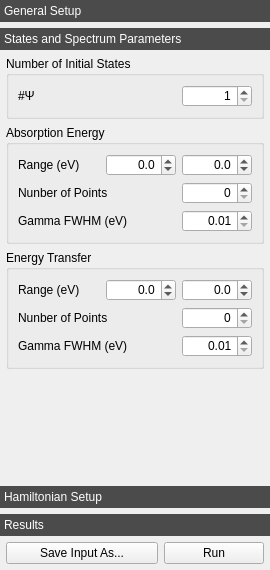
Before: the Qt Designer form crispy/resources/gui/uis/quanty.ui in mretegan/crispy, drawn with Qt 5.
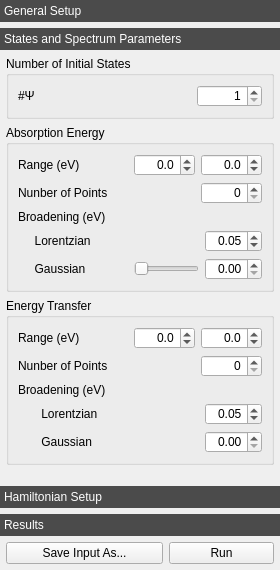
After: the same form once the commit is applied. The open tabs and pages were chosen to show the change. Icons and pictures are not drawn. Custom widgets are drawn as their Qt base class.

Commit message: Add interactive Gaussian broadening for 1D spectra

```diff
--- a/crispy/resources/gui/uis/quanty.ui
+++ b/crispy/resources/gui/uis/quanty.ui
@@ -6,7 +6,7 @@
    <rect>
     <x>0</x>
     <y>0</y>
-    <width>270</width>
+    <width>280</width>
     <height>570</height>
    </rect>
   </property>
@@ -18,8 +18,8 @@
   </property>
   <property name="minimumSize">
    <size>
-    <width>270</width>
-    <height>300</height>
+    <width>280</width>
+    <height>540</height>
    </size>
   </property>
   <property name="styleSheet">
@@ -227,8 +227,8 @@
         <rect>
          <x>0</x>
          <y>0</y>
-         <width>271</width>
-         <height>384</height>
+         <width>265</width>
+         <height>509</height>
         </rect>
        </property>
        <attribute name="label">
@@ -264,15 +264,15 @@
              </item>
              <item>
               <widget class="QDoubleSpinBox" name="nPsisDoubleSpinBox">
-               <property name="minimumSize">
-                <size>
-                 <width>70</width>
-                 <height>0</height>
-                </size>
+               <property name="sizePolicy">
+                <sizepolicy hsizetype="Maximum" vsizetype="Fixed">
+                 <horstretch>0</horstretch>
+                 <verstretch>0</verstretch>
+                </sizepolicy>
                </property>
                <property name="maximumSize">
                 <size>
-                 <width>70</width>
+                 <width>65</width>
                  <height>16777215</height>
                 </size>
                </property>
@@ -316,15 +316,15 @@
              <item>
               <widget class="QDoubleSpinBox" name="e1MinDoubleSpinBox">
                <property name="sizePolicy">
-                <sizepolicy hsizetype="Minimum" vsizetype="Fixed">
+                <sizepolicy hsizetype="Maximum" vsizetype="Fixed">
                  <horstretch>0</horstretch>
                  <verstretch>0</verstretch>
                 </sizepolicy>
                </property>
-               <property name="minimumSize">
+               <property name="maximumSize">
                 <size>
-                 <width>70</width>
-                 <height>0</height>
+                 <width>65</width>
+                 <height>16777215</height>
                 </size>
                </property>
                <property name="alignment">
@@ -334,19 +334,28 @@
                 <number>1</number>
                </property>
                <property name="minimum">
-                <double>-99.000000000000000</double>
+                <double>-100.000000000000000</double>
                </property>
                <property name="maximum">
-                <double>99.000000000000000</double>
+                <double>100.000000000000000</double>
+               </property>
+               <property name="singleStep">
+                <double>0.100000000000000</double>
                </property>
               </widget>
              </item>
              <item>
               <widget class="QDoubleSpinBox" name="e1MaxDoubleSpinBox">
-               <property name="minimumSize">
+               <property name="sizePolicy">
+                <sizepolicy hsizetype="Maximum" vsizetype="Fixed">
+                 <horstretch>0</horstretch>
+                 <verstretch>0</verstretch>
+                </sizepolicy>
+               </property>
+               <property name="maximumSize">
                 <size>
-                 <width>70</width>
-                 <height>0</height>
+                 <width>65</width>
+                 <height>16777215</height>
                 </size>
                </property>
                <property name="alignment">
@@ -356,10 +365,13 @@
                 <number>1</number>
                </property>
                <property name="minimum">
-                <double>-99.000000000000000</double>
+                <double>-100.000000000000000</double>
                </property>
                <property name="maximum">
-                <double>99.000000000000000</double>
+                <double>100.000000000000000</double>
+               </property>
+               <property name="singleStep">
+                <double>0.100000000000000</double>
                </property>
               </widget>
              </item>
@@ -382,10 +394,16 @@
              </item>
              <item>
               <widget class="QDoubleSpinBox" name="e1NPointsDoubleSpinBox">
-               <property name="minimumSize">
+               <property name="sizePolicy">
+                <sizepolicy hsizetype="Maximum" vsizetype="Fixed">
+                 <horstretch>0</horstretch>
+                 <verstretch>0</verstretch>
+                </sizepolicy>
+               </property>
+               <property name="maximumSize">
                 <size>
-                 <width>70</width>
-                 <height>0</height>
+                 <width>65</width>
+                 <height>16777215</height>
                 </size>
                </property>
                <property name="alignment">
@@ -402,9 +420,16 @@
             </layout>
            </item>
            <item>
-            <layout class="QHBoxLayout" name="e1GammaHorizontalLayout">
+            <widget class="QLabel" name="e1BroadeningLabel">
+             <property name="text">
+              <string>Broadening (eV)</string>
+             </property>
+            </widget>
+           </item>
+           <item>
+            <layout class="QHBoxLayout" name="e1LorentzianBroadeningHorizontalLayout">
              <item>
-              <widget class="QLabel" name="e1GammaLabel">
+              <widget class="QLabel" name="e1LorentzianBroadeningLabel">
                <property name="sizePolicy">
                 <sizepolicy hsizetype="MinimumExpanding" vsizetype="Preferred">
                  <horstretch>0</horstretch>
@@ -412,16 +437,22 @@
                 </sizepolicy>
                </property>
                <property name="text">
-                <string>Gamma FWHM (eV)</string>
+                <string>     Lorentzian</string>
                </property>
               </widget>
              </item>
              <item>
-              <widget class="QDoubleSpinBox" name="e1GammaDoubleSpinBox">
-               <property name="minimumSize">
+              <widget class="QDoubleSpinBox" name="e1LorentzianBroadeningDoubleSpinBox">
+               <property name="sizePolicy">
+                <sizepolicy hsizetype="Maximum" vsizetype="Fixed">
+                 <horstretch>0</horstretch>
+                 <verstretch>0</verstretch>
+                </sizepolicy>
+               </property>
+               <property name="maximumSize">
                 <size>
-                 <width>70</width>
-                 <height>0</height>
+                 <width>65</width>
+                 <height>16777215</height>
                 </size>
                </property>
                <property name="alignment">
@@ -429,6 +460,82 @@
                </property>
                <property name="minimum">
                 <double>0.010000000000000</double>
+               </property>
+               <property name="singleStep">
+                <double>0.050000000000000</double>
+               </property>
+               <property name="value">
+                <double>0.050000000000000</double>
+               </property>
+              </widget>
+             </item>
+            </layout>
+           </item>
+           <item>
+            <layout class="QHBoxLayout" name="e1GaussianBroadeningHorizontalLayout">
+             <item>
+              <widget class="QLabel" name="e1GaussianBroadeningLabel">
+               <property name="sizePolicy">
+                <sizepolicy hsizetype="MinimumExpanding" vsizetype="Preferred">
+                 <horstretch>0</horstretch>
+                 <verstretch>0</verstretch>
+                </sizepolicy>
+               </property>
+               <property name="text">
+                <string>     Gaussian </string>
+               </property>
+              </widget>
+             </item>
+             <item>
+              <widget class="QSlider" name="e1GaussianBroadeningHorizontalSlider">
+               <property name="sizePolicy">
+                <sizepolicy hsizetype="Maximum" vsizetype="Fixed">
+                 <horstretch>0</horstretch>
+                 <verstretch>0</verstretch>
+                </sizepolicy>
+               </property>
+               <property name="maximumSize">
+                <size>
+                 <width>65</width>
+                 <height>16777215</height>
+                </size>
+               </property>
+               <property name="maximum">
+                <number>19</number>
+               </property>
+               <property name="pageStep">
+                <number>1</number>
+               </property>
+               <property name="orientation">
+                <enum>Qt::Horizontal</enum>
+               </property>
+               <property name="invertedControls">
+                <bool>false</bool>
+               </property>
+               <property name="tickPosition">
+                <enum>QSlider::NoTicks</enum>
+               </property>
+              </widget>
+             </item>
+             <item>
+              <widget class="QDoubleSpinBox" name="e1GaussianBroadeningDoubleSpinBox">
+               <property name="sizePolicy">
+                <sizepolicy hsizetype="Maximum" vsizetype="Fixed">
+                 <horstretch>0</horstretch>
+                 <verstretch>0</verstretch>
+                </sizepolicy>
+               </property>
+               <property name="maximumSize">
+                <size>
+                 <width>65</width>
+                 <height>16777215</height>
+                </size>
+               </property>
+               <property name="alignment">
+                <set>Qt::AlignRight|Qt::AlignTrailing|Qt::AlignVCenter</set>
+               </property>
+               <property name="decimals">
+                <number>2</number>
                </property>
                <property name="singleStep">
                 <double>0.050000000000000</double>
@@ -472,10 +579,19 @@
              </item>
              <item>
               <widget class="QDoubleSpinBox" name="e2MinDoubleSpinBox">
-               <property name="minimumSize">
+               <property name="enabled">
+                <bool>true</bool>
+               </property>
+               <property name="sizePolicy">
+                <sizepolicy hsizetype="Maximum" vsizetype="Fixed">
+                 <horstretch>0</horstretch>
+                 <verstretch>0</verstretch>
+                </sizepolicy>
+               </property>
+               <property name="maximumSize">
                 <size>
-                 <width>70</width>
-                 <height>0</height>
+                 <width>65</width>
+                 <height>16777215</height>
                 </size>
                </property>
                <property name="alignment">
@@ -485,19 +601,28 @@
                 <number>1</number>
                </property>
                <property name="minimum">
-                <double>-99.000000000000000</double>
+                <double>-100.000000000000000</double>
                </property>
                <property name="maximum">
-                <double>99.000000000000000</double>
+                <double>100.000000000000000</double>
                </property>
               </widget>
              </item>
              <item>
               <widget class="QDoubleSpinBox" name="e2MaxDoubleSpinBox">
-               <property name="minimumSize">
+               <property name="enabled">
+                <bool>true</bool>
+               </property>
+               <property name="sizePolicy">
+                <sizepolicy hsizetype="Maximum" vsizetype="Fixed">
+                 <horstretch>0</horstretch>
+                 <verstretch>0</verstretch>
+                </sizepolicy>
+               </property>
+               <property name="maximumSize">
                 <size>
-                 <width>70</width>
-                 <height>0</height>
+                 <width>65</width>
+                 <height>16777215</height>
                 </size>
                </property>
                <property name="alignment">
@@ -507,10 +632,13 @@
                 <number>1</number>
                </property>
                <property name="minimum">
-                <double>-99.000000000000000</double>
+                <double>-100.000000000000000</double>
                </property>
                <property name="maximum">
-                <double>99.000000000000000</double>
+                <double>100.000000000000000</double>
+               </property>
+               <property name="singleStep">
+                <double>0.100000000000000</double>
                </property>
               </widget>
              </item>
@@ -539,10 +667,19 @@
              </item>
              <item>
               <widget class="QDoubleSpinBox" name="e2NPointsDoubleSpinBox">
-               <property name="minimumSize">
+               <property name="enabled">
+                <bool>true</bool>
+               </property>
+               <property name="sizePolicy">
+                <sizepolicy hsizetype="Maximum" vsizetype="Fixed">
+                 <horstretch>0</horstretch>
+                 <verstretch>0</verstretch>
+                </sizepolicy>
+               </property>
+               <property name="maximumSize">
                 <size>
-                 <width>70</width>
-                 <height>0</height>
+                 <width>65</width>
+                 <height>16777215</height>
                 </size>
                </property>
                <property name="alignment">
@@ -559,9 +696,16 @@
             </layout>
            </item>
            <item>
-            <layout class="QHBoxLayout" name="e2GammaHorizontalLayout">
+            <widget class="QLabel" name="e2BroadeningLabel">
+             <property name="text">
+              <string>Broadening (eV)</string>
+             </property>
+            </widget>
+           </item>
+           <item>
+            <layout class="QHBoxLayout" name="e2LorentzianBroadeningHorizontalLayout">
              <item>
-              <widget class="QLabel" name="e2GammaLabel">
+              <widget class="QLabel" name="e2LorentzianBroadeningLabel">
                <property name="sizePolicy">
                 <sizepolicy hsizetype="MinimumExpanding" vsizetype="Preferred">
                  <horstretch>0</horstretch>
@@ -569,16 +713,25 @@
                 </sizepolicy>
                </property>
                <property name="text">
-                <string>Gamma FWHM (eV)</string>
+                <string>       Lorentzian</string>
                </property>
               </widget>
              </item>
              <item>
-              <widget class="QDoubleSpinBox" name="e2GammaDoubleSpinBox">
-               <property name="minimumSize">
+              <widget class="QDoubleSpinBox" name="e2LorentzianBroadeningDoubleSpinBox">
+               <property name="enabled">
+                <bool>true</bool>
+               </property>
+               <property name="sizePolicy">
+                <sizepolicy hsizetype="Maximum" vsizetype="Fixed">
+                 <horstretch>0</horstretch>
+                 <verstretch>0</verstretch>
+                </sizepolicy>
+               </property>
+               <property name="maximumSize">
                 <size>
-                 <width>70</width>
-                 <height>0</height>
+                 <width>65</width>
+                 <height>16777215</height>
                 </size>
                </property>
                <property name="alignment">
@@ -587,9 +740,54 @@
                <property name="minimum">
                 <double>0.010000000000000</double>
                </property>
-               <property name="maximum">
-                <double>10.000000000000000</double>
+               <property name="singleStep">
+                <double>0.050000000000000</double>
                </property>
+               <property name="value">
+                <double>0.050000000000000</double>
+               </property>
+              </widget>
+             </item>
+            </layout>
+           </item>
+           <item>
+            <layout class="QHBoxLayout" name="e2GaussianBroadeningHorizontalLayout">
+             <item>
+              <widget class="QLabel" name="e2GaussianBroadeningLabel">
+               <property name="sizePolicy">
+                <sizepolicy hsizetype="MinimumExpanding" vsizetype="Preferred">
+                 <horstretch>0</horstretch>
+                 <verstretch>0</verstretch>
+                </sizepolicy>
+               </property>
+               <property name="text">
+                <string>       Gaussian </string>
+               </property>
+              </widget>
+             </item>
+             <item>
+              <widget class="QDoubleSpinBox" name="e2GaussianBroadeningDoubleSpinBox">
+               <property name="enabled">
+                <bool>true</bool>
+               </property>
+               <property name="sizePolicy">
+                <sizepolicy hsizetype="Maximum" vsizetype="Fixed">
+                 <horstretch>0</horstretch>
+                 <verstretch>0</verstretch>
+                </sizepolicy>
+               </property>
+               <property name="maximumSize">
+                <size>
+                 <width>65</width>
+                 <height>16777215</height>
+                </size>
+               </property>
+               <property name="alignment">
+                <set>Qt::AlignRight|Qt::AlignTrailing|Qt::AlignVCenter</set>
+               </property>
+               <property name="decimals">
+                <number>2</number>
+               </property>
                <property name="singleStep">
                 <double>0.100000000000000</double>
                </property>
@@ -750,12 +948,6 @@
       </property>
       <item>
        <widget class="QPushButton" name="saveInputAsPushButton">
-        <property name="sizePolicy">
-         <sizepolicy hsizetype="Ignored" vsizetype="Fixed">
-          <horstretch>0</horstretch>
-          <verstretch>0</verstretch>
-         </sizepolicy>
-        </property>
         <property name="toolTip">
          <string>Save a Quanty input file</string>
         </property>
@@ -783,10 +975,10 @@
           <verstretch>0</verstretch>
          </sizepolicy>
         </property>
-        <property name="minimumSize">
+        <property name="maximumSize">
          <size>
-          <width>100</width>
-          <height>0</height>
+          <width>105</width>
+          <height>16777215</height>
          </size>
         </property>
         <property name="toolTip">
```
Left out of the diff: 70 changed lines with no effect on the pictures. The commit also changes 1 other file.
